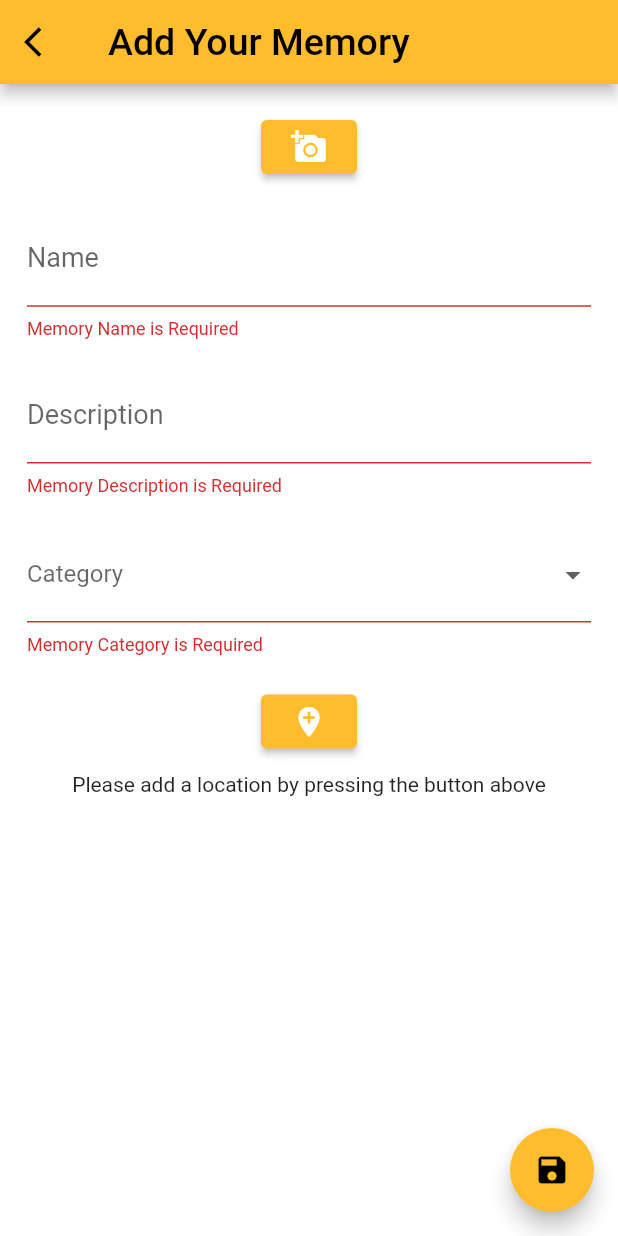
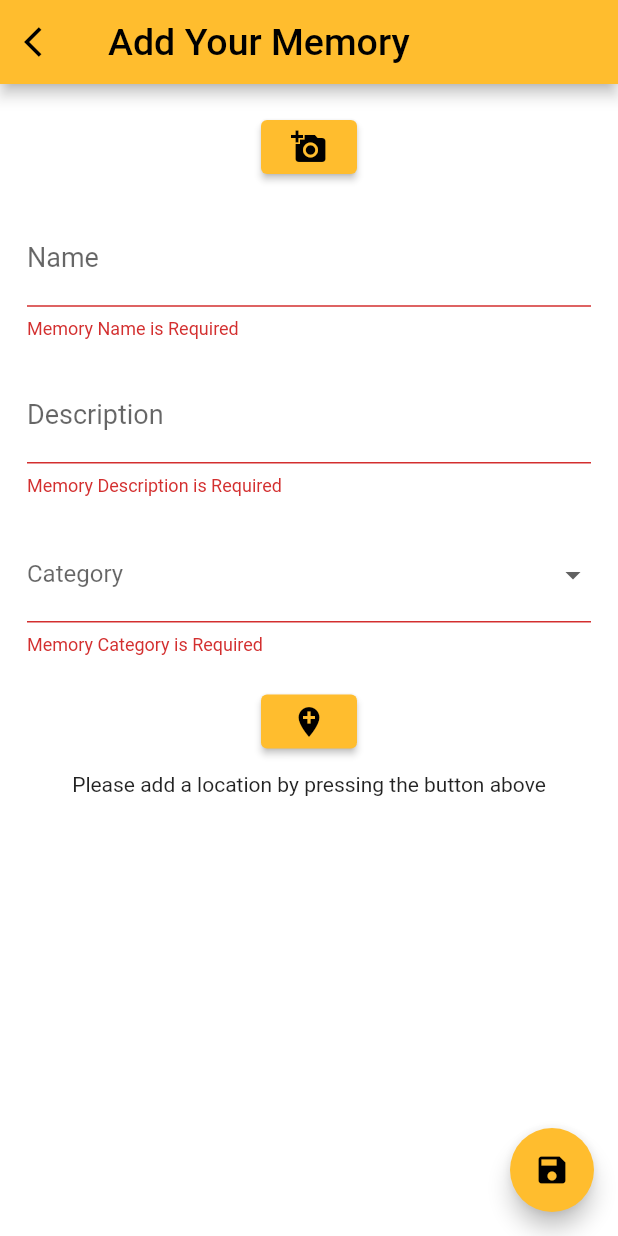
Before and after one commit to JackWangCA/DiaryApp, a Flutter app: the screen it shows after launch, after a tap on the "add" icon, on a phone screen of 412 x 824 dp. Run offline on Flutter 3.47's test engine with Material 2 defaults, Android fonts, the phone set to English and light mode, and no system bars; our stand-ins replace geolocator, google_maps_flutter, image_picker, shared_preferences.

Commit message:
bug fixes

```diff
--- a/lib/pages/AddMemoryScreen.dart
+++ b/lib/pages/AddMemoryScreen.dart
@@ -119,6 +119,8 @@ class _AddMemoryPageState extends State<AddMemoryPage> {
         style: ButtonStyle(
           backgroundColor:
               MaterialStateProperty.all(Theme.of(context).primaryColor),
+          foregroundColor:
+              MaterialStateProperty.all(Theme.of(context).buttonColor),
         ),
       );
     }
@@ -223,6 +225,8 @@ class _AddMemoryPageState extends State<AddMemoryPage> {
           style: ButtonStyle(
             backgroundColor:
                 MaterialStateProperty.all(Theme.of(context).primaryColor),
+            foregroundColor:
+                MaterialStateProperty.all(Theme.of(context).buttonColor),
           ),
         ),
         locationHintText(),
```
Also changed, not shown: 22 other files.
